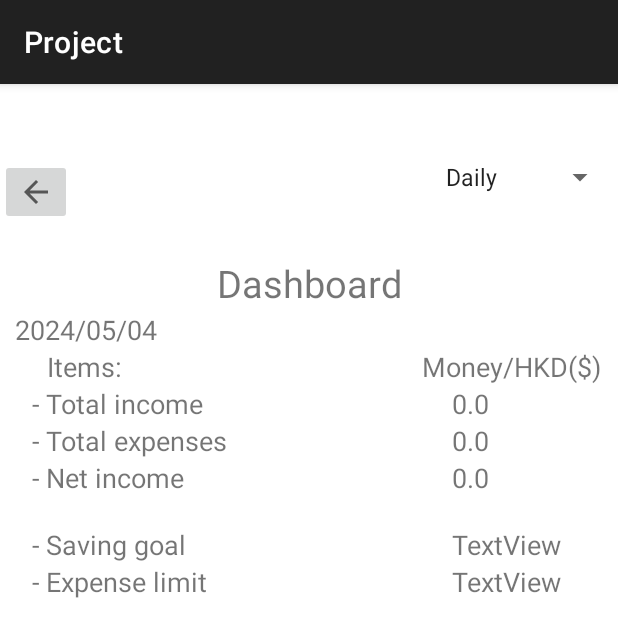
After one commit to bosco713/FinTrack, an Android app: the SummaryDashboardActivity screen opened directly, with no data from a screen before it, on a phone screen of 412 x 824 dp. The commit adds this screen. Shown: the top 637 px of the screen. Run offline under Robolectric (Android 15) with nearby library versions, the phone set to English and light mode, and no system bars; our stand-ins replace Room's generated code.

Commit message:
Done Summary button, can add modification

```diff
--- a/code/app/build.gradle.kts
+++ b/code/app/build.gradle.kts
@@ -46,6 +46,7 @@ android {
     packaging {
         resources {
             excludes += "/META-INF/{AL2.0,LGPL2.1}"
+
         }
     }
     buildToolsVersion = "34.0.0"
@@ -65,6 +66,7 @@ dependencies {
     implementation("androidx.constraintlayout:constraintlayout:2.1.4")
     implementation("com.google.android.material:material:1.11.0")
     implementation("androidx.activity:activity:1.8.0")
+    implementation("com.androidplot:androidplot-core:1.2.1")
     testImplementation("junit:junit:4.13.2")
     androidTestImplementation("androidx.test.ext:junit:1.1.5")
     androidTestImplementation("androidx.test.espresso:espresso-core:3.5.1")
--- a/code/app/src/main/AndroidManifest.xml
+++ b/code/app/src/main/AndroidManifest.xml
@@ -13,6 +13,12 @@
         android:theme="@style/Theme.Project"
         tools:targetApi="31">
         <activity
+            android:name=".SummaryReportActivity"
+            android:exported="false" />
+        <activity
+            android:name=".SummaryDashboardActivity"
+            android:exported="false" />
+        <activity
             android:name=".MainActivity"
             android:exported="true"
             android:label="@string/app_name"
--- /dev/null
+++ b/code/app/src/main/java/com/project/fintrack/SummaryDashboardActivity.kt
@@ -0,0 +1,166 @@
+package com.project.fintrack
+
+import android.content.Intent
+import android.os.Build
+import android.os.Bundle
+import android.util.Log
+import android.view.View
+import android.widget.AdapterView
+import android.widget.ImageButton
+import android.widget.Spinner
+import android.widget.TextView
+import androidx.activity.enableEdgeToEdge
+import androidx.annotation.RequiresApi
+import androidx.appcompat.app.AppCompatActivity
+import androidx.core.view.ViewCompat
+import androidx.core.view.WindowInsetsCompat
+import androidx.room.Room
+import kotlinx.coroutines.runBlocking
+import java.time.LocalDateTime
+import java.time.format.DateTimeFormatter
+
+class SummaryDashboardActivity : AppCompatActivity() {
+    override fun onCreate(savedInstanceState: Bundle?) {
+        super.onCreate(savedInstanceState)
+        enableEdgeToEdge()
+        setContentView(R.layout.activity_summary_dashboard)
+        // not sure what this part means
+        ViewCompat.setOnApplyWindowInsetsListener(findViewById(R.id.summary_dashboard_activity)) { v, insets ->
+            val systemBars = insets.getInsets(WindowInsetsCompat.Type.systemBars())
+            v.setPadding(systemBars.left, systemBars.top, systemBars.right, systemBars.bottom)
+            insets
+        }
+        //
+        val returnButton = findViewById<ImageButton>(R.id.summary_dashboard_button_return)
+        returnButton.setOnClickListener{
+            Intent(this, MainActivity::class.java).also {
+                startActivity(it)
+            }
+        }
+        //
+        val db = Room.databaseBuilder(MainActivity.applicationContext()
+            , TransactionDatabase::class.java, "transaction.db").build()
+        val spinner = findViewById<Spinner>(R.id.summary_dashboard_spinner)
+        val income = findViewById<TextView>(R.id.summary_dashboard_totalIncome)
+        val expense = findViewById<TextView>(R.id.summary_dashboard_totalExpense)
+        val netIncome = findViewById<TextView>(R.id.summary_dashboard_netIncome)
+        income.text = 0.0.toString()
+        expense.text = 0.0.toString()
+        netIncome.text = 0.0.toString()
+
+        val date = findViewById<TextView>(R.id.summary_dashboard_date)
+        spinner.onItemSelectedListener = object : AdapterView.OnItemSelectedListener {
+            @RequiresApi(Build.VERSION_CODES.O)
+            override fun onItemSelected(
+                parent: AdapterView<*>?,
+                view: View?,
+                position: Int,
+                id: Long
+            ) {
+                var transactions: List<TransactionData> = emptyList()
+                runBlocking {
+                    when (position) {
+                        0 -> {   // Daily
+                            var formatter = DateTimeFormatter.ofPattern("yyyyMMdd")
+                            val current = LocalDateTime.now().format(formatter).toLong()
+                            transactions = db.transactionDAO().loadAllByDate(current)
+                            formatter = DateTimeFormatter.ofPattern("yyyy/MM/dd")
+                            date.text = LocalDateTime.now().format(formatter).toString()
+                        }
+
+                        1 -> {   // Monthly
+                            var formatter = DateTimeFormatter.ofPattern("yyyyMM")
+                            val current = LocalDateTime.now().format(formatter).toInt()
+                            transactions = db.transactionDAO().loadAllByMonth(current)
+                            formatter = DateTimeFormatter.ofPattern("yyyy")
+                            val currentYear = LocalDateTime.now().format(formatter).toInt()
+                            formatter = DateTimeFormatter.ofPattern("MM")
+                            val currentMonth = LocalDateTime.now().format(formatter).toInt()
+                            date.text = calculateDate(currentYear, currentMonth)
+                        }
+
+                        2 -> {   // Yearly
+                            var formatter = DateTimeFormatter.ofPattern("yyyy")
+                            val current = LocalDateTime.now().format(formatter).toInt()
+                            transactions = db.transactionDAO().loadAllByYear(current)
+                            formatter = DateTimeFormatter.ofPattern("yyyy")
+                            val currentYear = LocalDateTime.now().format(formatter).toInt()
+                            val temp = "$currentYear/01/31 - $currentYear/12/31"
+                            date.text = temp
+                        }
+                    }
+                }
+                for (transaction: TransactionData in transactions)
+                    Log.d("current_database", "inserted without error, " +
+                            "\"current = ${transaction.transactionId.toString()}, isExpense = ${transaction.isExpense.toString()}" +
+                            ", category = ${transaction.transactionCategory}, amount = ${transaction.transactionAmount.toString()}")
+                var incomeValue : Double = 0.0
+                var expenseValue : Double = 0.0
+                for (transaction: TransactionData in transactions) {
+                    if (transaction.isExpense) {
+                        expenseValue += transaction.transactionAmount
+                    } else {
+                        incomeValue += transaction.transactionAmount
+                    }
+                }
+                val netIncomeValue = incomeValue - expenseValue
+                income.text = incomeValue.toString()
+                expense.text = expenseValue.toString()
+                netIncome.text = netIncomeValue.toString()
+            }
+
+            override fun onNothingSelected(parent: AdapterView<*>?) {
+                TODO("Not yet implemented")
+            }
+        }
+    }
+
+    fun calculateDate(year: Int, month: Int): String {
+        // find whether this year is a leap year
+        var returnString : String
+        var isLeapYear : Boolean
+        if (year % 4 == 0) {
+            if (year % 100 == 0) {
+                if (year % 400 == 0) {  // divided by 4, 100, and 400
+                    isLeapYear = true
+                } else {
+                    isLeapYear = false
+                }
+            } else {    // divided by 4 and not divided by 100
+                isLeapYear = true
+            }
+        } else {    // not divided by 4
+            isLeapYear = false
+        }
+
+        // find whether this month is big or small
+        if (month == 2) {
+            if (isLeapYear) {
+                returnString = "$year/0$month/01 - $year/0$month/29"
+            } else {
+                returnString = "$year/0$month/01 - $year/0$month/28"
+            }
+        } else {
+            if (month < 8) {
+                if (month % 2 == 0) {
+                    returnString = "$year/0$month/01 - $year/0$month/30"
+                } else {
+                    returnString = "$year/0$month/01 - $year/0$month/31"
+                }
+            } else if (month < 10) {
+                if (month % 2 == 0) {
+                    returnString = "$year/0$month/01 - $year/0$month/31"
+                } else {
+                    returnString = "$year/0$month/01 - $year/0$month/30"
+                }
+            } else {
+                if (month % 2 == 0) {
+                    returnString = "$year/$month/01 - $year/0$month/31"
+                } else {
+                    returnString = "$year/$month/01 - $year/0$month/30"
+                }
+            }
+        }
+        return returnString
+    }
+}
--- /dev/null
+++ b/code/app/src/main/res/layout/activity_summary_dashboard.xml
@@ -0,0 +1,273 @@
+<?xml version="1.0" encoding="utf-8"?>
+<androidx.constraintlayout.widget.ConstraintLayout xmlns:android="http://schemas.android.com/apk/res/android"
+    xmlns:app="http://schemas.android.com/apk/res-auto"
+    xmlns:tools="http://schemas.android.com/tools"
+    android:id="@+id/summary_dashboard_activity"
+    android:layout_width="match_parent"
+    android:layout_height="match_parent"
+    tools:context=".SummaryDashboardActivity">
+
+    <ImageButton
+        android:id="@+id/summary_dashboard_button_return"
+        android:layout_width="wrap_content"
+        android:layout_height="wrap_content"
+        android:layout_marginTop="50dp"
+        app:layout_constraintStart_toStartOf="parent"
+        app:layout_constraintTop_toTopOf="parent"
+        app:srcCompat="?attr/homeAsUpIndicator" />
+
+    <Spinner
+        android:id="@+id/summary_dashboard_spinner"
+        android:layout_width="wrap_content"
+        android:layout_height="wrap_content"
+        android:layout_marginStart="1dp"
+        android:layout_marginTop="50dp"
+        android:layout_marginEnd="1dp"
+        android:layout_marginBottom="41dp"
+        android:entries="@array/spinnerOptions"
+        app:layout_constraintBottom_toTopOf="@+id/summary_dashboard_dashboardText"
+        app:layout_constraintEnd_toEndOf="parent"
+        app:layout_constraintHorizontal_bias="1.0"
+        app:layout_constraintStart_toStartOf="parent"
+        app:layout_constraintTop_toTopOf="parent" />
+
+    <TextView
+        android:id="@+id/summary_dashboard_dashboardText"
+        android:layout_width="wrap_content"
+        android:layout_height="wrap_content"
+        android:layout_marginBottom="1dp"
+        android:text="@string/dashboard"
+        android:textSize="25sp"
+        app:layout_constraintBottom_toTopOf="@+id/summary_dashboard_date"
+        app:layout_constraintEnd_toEndOf="parent"
+        app:layout_constraintStart_toStartOf="parent"
+        app:layout_constraintTop_toBottomOf="@+id/summary_dashboard_spinner" />
+
+    <TextView
+        android:id="@+id/summary_dashboard_date"
+        android:layout_width="wrap_content"
+        android:layout_height="wrap_content"
+        android:layout_marginLeft="10sp"
+        android:text="TextView"
+        android:textSize="18sp"
+        app:layout_constraintBottom_toTopOf="@+id/tableLayout"
+        app:layout_constraintStart_toStartOf="parent"
+        app:layout_constraintTop_toTopOf="@+id/tableLayout" />
+
+    <TableLayout
+        android:id="@+id/tableLayout"
+        android:layout_width="0dp"
+        android:layout_height="0dp"
+        android:layout_marginStart="1dp"
+        android:layout_marginEnd="1dp"
+        android:layout_marginBottom="1dp"
+        app:layout_constraintBottom_toBottomOf="parent"
+        app:layout_constraintEnd_toEndOf="parent"
+        app:layout_constraintStart_toStartOf="parent"
+        app:layout_constraintTop_toBottomOf="@+id/summary_dashboard_date">
+
+        <TableRow
+            android:layout_width="match_parent"
+            android:layout_height="match_parent">
+
+            <androidx.constraintlayout.widget.ConstraintLayout
+                android:layout_width="match_parent"
+                android:layout_height="match_parent">
+
+                <TextView
+                    android:id="@+id/summary_dashboard_itemsText"
+                    android:layout_width="wrap_content"
+                    android:layout_height="wrap_content"
+                    android:layout_marginStart="30dp"
+                    android:text="@string/items"
+                    android:textSize="18sp"
+                    app:layout_constraintBottom_toBottomOf="parent"
+                    app:layout_constraintStart_toStartOf="parent"
+                    app:layout_constraintTop_toTopOf="parent" />
+
+                <TextView
+                    android:id="@+id/summary_dashboard_moneyText"
+                    android:layout_width="wrap_content"
+                    android:layout_height="wrap_content"
+                    android:layout_marginStart="280dp"
+                    android:text="@string/money_hkd"
+                    android:textSize="18sp"
+                    app:layout_constraintBottom_toBottomOf="parent"
+                    app:layout_constraintStart_toStartOf="parent"
+                    app:layout_constraintTop_toTopOf="parent" />
+
+            </androidx.constraintlayout.widget.ConstraintLayout>
+        </TableRow>
+
+        <TableRow
+            android:layout_width="match_parent"
+            android:layout_height="match_parent">
+
+            <androidx.constraintlayout.widget.ConstraintLayout
+                android:layout_width="match_parent"
+                android:layout_height="match_parent">
+
+                <TextView
+                    android:id="@+id/summary_dashboard_totalIncomeText"
+                    android:layout_width="wrap_content"
+                    android:layout_height="wrap_content"
+                    android:layout_marginStart="20dp"
+                    android:text="@string/total_income"
+                    android:textSize="18sp"
+                    app:layout_constraintBottom_toBottomOf="parent"
+                    app:layout_constraintStart_toStartOf="parent"
+                    app:layout_constraintTop_toTopOf="parent" />
+
+                <TextView
+                    android:id="@+id/summary_dashboard_totalIncome"
+                    android:layout_width="wrap_content"
+                    android:layout_height="wrap_content"
+                    android:layout_marginStart="300dp"
+                    android:text="TextView"
+                    android:textSize="18sp"
+                    app:layout_constraintBottom_toBottomOf="parent"
+                    app:layout_constraintStart_toStartOf="parent"
+                    app:layout_constraintTop_toTopOf="parent" />
+
+            </androidx.constraintlayout.widget.ConstraintLayout>
+
+        </TableRow>
+
+        <TableRow
+            android:layout_width="match_parent"
+            android:layout_height="match_parent">
+
+            <androidx.constraintlayout.widget.ConstraintLayout
+                android:layout_width="match_parent"
+                android:layout_height="match_parent">
+
+                <TextView
+                    android:id="@+id/summary_dashboard_totalExpensesText"
+                    android:layout_width="wrap_content"
+                    android:layout_height="wrap_content"
+                    android:layout_marginStart="20dp"
+                    android:text="@string/total_expenses"
+                    android:textSize="18sp"
+                    app:layout_constraintBottom_toBottomOf="parent"
+                    app:layout_constraintStart_toStartOf="parent"
+                    app:layout_constraintTop_toTopOf="parent" />
+
+                <TextView
+                    android:id="@+id/summary_dashboard_totalExpense"
+                    android:layout_width="wrap_content"
+                    android:layout_height="wrap_content"
+                    android:layout_marginStart="300dp"
+                    android:text="TextView"
+                    android:textSize="18sp"
+                    app:layout_constraintBottom_toBottomOf="parent"
+                    app:layout_constraintStart_toStartOf="parent"
+                    app:layout_constraintTop_toTopOf="parent" />
+
+            </androidx.constraintlayout.widget.ConstraintLayout>
+
+        </TableRow>
+
+        <TableRow
+            android:layout_width="match_parent"
+            android:layout_height="match_parent">
+
+            <androidx.constraintlayout.widget.ConstraintLayout
+                android:layout_width="match_parent"
+                android:layout_height="match_parent">
+
+                <TextView
+                    android:id="@+id/summary_dashboard_netIncomeText"
+                    android:layout_width="wrap_content"
+                    android:layout_height="wrap_content"
+                    android:layout_marginStart="20dp"
+                    android:text="@string/net_income"
+                    android:textSize="18sp"
+                    app:layout_constraintBottom_toBottomOf="parent"
+                    app:layout_constraintStart_toStartOf="parent"
+                    app:layout_constraintTop_toTopOf="parent" />
+
+                <TextView
+                    android:id="@+id/summary_dashboard_netIncome"
+                    android:layout_width="wrap_content"
+                    android:layout_height="wrap_content"
+                    android:layout_marginStart="300dp"
+                    android:text="TextView"
+                    android:textSize="18sp"
+                    app:layout_constraintBottom_toBottomOf="parent"
+                    app:layout_constraintStart_toStartOf="parent"
+                    app:layout_constraintTop_toTopOf="parent" />
+
+            </androidx.constraintlayout.widget.ConstraintLayout>
+
+        </TableRow>
+
+        <TableRow
+            android:layout_width="match_parent"
+            android:layout_height="match_parent"
+            android:layout_marginTop="20dp">
+
+            <androidx.constraintlayout.widget.ConstraintLayout
+                android:layout_width="match_parent"
+                android:layout_height="match_parent">
+
+                <TextView
+                    android:id="@+id/summary_dashboard_savingGoalText"
+                    android:layout_width="wrap_content"
+                    android:layout_height="wrap_content"
+                    android:layout_marginStart="20dp"
+                    android:text="@string/saving_goal"
+                    android:textSize="18sp"
+                    app:layout_constraintBottom_toBottomOf="parent"
+                    app:layout_constraintStart_toStartOf="parent"
+                    app:layout_constraintTop_toTopOf="parent" />
+
+                <TextView
+                    android:id="@+id/summary_dashboard_savingGoal"
+                    android:layout_width="wrap_content"
+                    android:layout_height="wrap_content"
+                    android:layout_marginStart="300dp"
+                    android:text="TextView"
+                    android:textSize="18sp"
+                    app:layout_constraintBottom_toBottomOf="parent"
+                    app:layout_constraintStart_toStartOf="parent"
+                    app:layout_constraintTop_toTopOf="parent" />
+
+            </androidx.constraintlayout.widget.ConstraintLayout>
+        </TableRow>
+
+        <TableRow
+            android:layout_width="match_parent"
+            android:layout_height="match_parent">
+
+            <androidx.constraintlayout.widget.ConstraintLayout
+                android:layout_width="match_parent"
+                android:layout_height="match_parent">
+
+                <TextView
+                    android:id="@+id/summary_dashboard_expenseLimitText"
+                    android:layout_width="wrap_content"
+                    android:layout_height="wrap_content"
+                    android:layout_marginStart="20dp"
+                    android:text="@string/expense_limit"
+                    android:textSize="18sp"
+                    app:layout_constraintBottom_toBottomOf="parent"
+                    app:layout_constraintStart_toStartOf="parent"
+                    app:layout_constraintTop_toTopOf="parent" />
+
+                <TextView
+                    android:id="@+id/summary_dashboard_expenseLimit"
+                    android:layout_width="wrap_content"
+                    android:layout_height="wrap_content"
+                    android:layout_marginStart="300dp"
+                    android:text="TextView"
+                    android:textSize="18sp"
+                    app:layout_constraintBottom_toBottomOf="parent"
+                    app:layout_constraintStart_toStartOf="parent"
+                    app:layout_constraintTop_toTopOf="parent" />
+
+            </androidx.constraintlayout.widget.ConstraintLayout>
+        </TableRow>
+
+    </TableLayout>
+
+</androidx.constraintlayout.widget.ConstraintLayout>
--- a/code/app/src/main/res/values/strings.xml
+++ b/code/app/src/main/res/values/strings.xml
@@ -13,4 +13,21 @@
     <string name="logging">Logging</string>
     <string name="planning">Planning</string>
     <string name="setting">Setting</string>
+    <string name="dashboard">Dashboard</string>
+    <string name="items">Items:</string>
+    <string name="money_hkd">Money/HKD($)</string>
+    <string name="total_income">- Total income</string>
+    <string name="total_expenses">- Total expenses</string>
+    <string name="net_income">- Net income</string>
+    <string name="saving_goal">- Saving goal</string>
+    <string name="expense_limit">- Expense limit</string>
+    <string name="daily">Daily</string>
+    <string name="monthly">Monthly</string>
+    <string name="yearly">Yearly</string>
+
+    <string-array name="spinnerOptions">
+        <item>@string/daily</item>
+        <item>@string/monthly</item>
+        <item>@string/yearly</item>
+    </string-array>
 </resources>
--- a/code/app/src/main/res/values/themes.xml
+++ b/code/app/src/main/res/values/themes.xml
@@ -1,7 +1,7 @@
 <?xml version="1.0" encoding="utf-8"?>
 <resources>
 
-    <style name="Theme.Project" parent="android:Theme.Material.Light.NoActionBar" />
+    <style name="Theme.Project" parent="Theme.MaterialComponents.DayNight.DarkActionBar" />
     <style name="Theme.MainActivity" parent="@style/Theme.MaterialComponents.DayNight.DarkActionBar" />
     <style name="Theme.ChipButton" parent="Theme.MaterialComponents.DayNight.DarkActionBar" />
 </resources>
```
Also changed, not shown: code/app/src/main/java/com/project/fintrack/LoggingConfirmPopUp.kt (+4 -5 lines), code/app/src/main/java/com/project/fintrack/MainActivity.kt (+26 -0 lines), code/app/src/main/java/com/project/fintrack/SummaryReportActivity.kt (added, +110 -0 lines), code/app/src/main/res/layout/activity_main.xml (+6 -5 lines), code/app/src/main/res/layout/activity_summary_report.xml (added, +45 -0 lines), code/app/src/main/res/layout/popup_summary.xml (added, +35 -0 lines), 1 other file.
